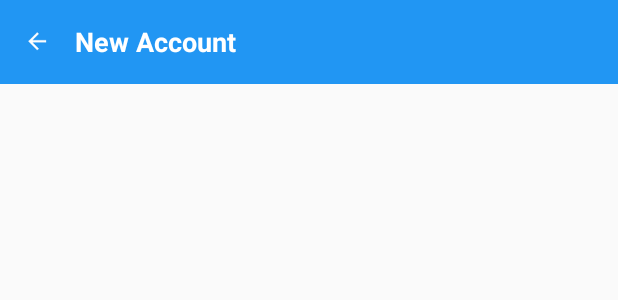
After one commit to andresfca/ShiroeStore, an Android app: the layout activity_create_prouct.xml on its own in the app's theme, with its tools: preview values and no code run, on a phone screen of 412 x 824 dp. The commit adds this screen. Shown: the top 300 px of the screen. Run offline under Robolectric (Android 15) with nearby library versions, the phone set to English and light mode, and no system bars.

Commit message:
other sshits finished

```diff
--- a/app/build.gradle
+++ b/app/build.gradle
@@ -31,8 +31,11 @@ dependencies {
     compile 'com.android.support:cardview-v7:26.+'
     compile 'com.github.clans:fab:1.6.4'
     compile 'com.google.firebase:firebase-database:10.0.1'
+    compile 'de.hdodenhof:circleimageview:2.2.0'
     testCompile 'junit:junit:4.12'
 }
 
 
+
+
 apply plugin: 'com.google.gms.google-services'
--- /dev/null
+++ b/app/src/main/res/layout/activity_create_prouct.xml
@@ -0,0 +1,39 @@
+<?xml version="1.0" encoding="utf-8"?>
+<android.support.constraint.ConstraintLayout xmlns:android="http://schemas.android.com/apk/res/android"
+    xmlns:app="http://schemas.android.com/apk/res-auto"
+    xmlns:tools="http://schemas.android.com/tools"
+    android:layout_width="match_parent"
+    android:layout_height="match_parent"
+    tools:context="com.example.andres.shiroestore.activity.CreateProuct">
+
+    <android.support.v7.widget.Toolbar
+        android:id="@+id/toolbar3"
+        android:layout_width="0dp"
+        android:layout_height="wrap_content"
+        android:background="?attr/colorPrimary"
+        android:minHeight="?attr/actionBarSize"
+        android:theme="?attr/actionBarTheme"
+        app:layout_constraintRight_toRightOf="parent"
+        app:layout_constraintLeft_toLeftOf="parent"
+        app:layout_constraintTop_toTopOf="parent"
+        app:layout_constraintHorizontal_bias="0.0">
+
+        <ImageView
+            android:id="@+id/imgBackArrow"
+            android:layout_width="wrap_content"
+            android:layout_height="wrap_content"
+            android:layout_marginRight="16dp"
+            app:srcCompat="@drawable/ic_arrow_back_white_24dp"/>
+
+        <TextView
+            android:id="@+id/txtAppTitle"
+            android:layout_width="wrap_content"
+            android:layout_height="wrap_content"
+            android:text="@string/newAccount"
+            android:textSize="18sp"
+            android:textStyle="bold"
+            android:textColor="@android:color/white"/>
+
+    </android.support.v7.widget.Toolbar>
+
+</android.support.constraint.ConstraintLayout>
--- a/app/src/main/res/values/styles.xml
+++ b/app/src/main/res/values/styles.xml
@@ -1,7 +1,7 @@
 <resources>
 
     <!-- Base application theme. -->
-    <style name="AppTheme" parent="Theme.AppCompat.Light.DarkActionBar">
+    <style name="AppTheme" parent="Theme.AppCompat.Light.NoActionBar">
         <!-- Customize your theme here. -->
         <item name="colorPrimary">@color/colorPrimary</item>
         <item name="colorPrimaryDark">@color/colorPrimaryDark</item>
```
Also changed, not shown: app/src/main/AndroidManifest.xml (+10 -9 lines), app/src/main/java/com/example/andres/shiroestore/FinalString.java (+5 -3 lines), app/src/main/java/com/example/andres/shiroestore/activity/AdminMainViewActivity.java (+35 -1 lines), app/src/main/java/com/example/andres/shiroestore/activity/CreateProuct.java (added, +18 -0 lines), app/src/main/java/com/example/andres/shiroestore/activity/ProductDetailActivity.java (added, +15 -0 lines), app/src/main/java/com/example/andres/shiroestore/adapter/ProductAdapter.java (+83 -1 lines), app/src/main/res/layout/activity_product_detail.xml (added, +9 -0 lines), app/src/main/res/layout/content_main.xml (+12 -5 lines), app/src/main/res/layout/product_item.xml (added, +108 -0 lines).
